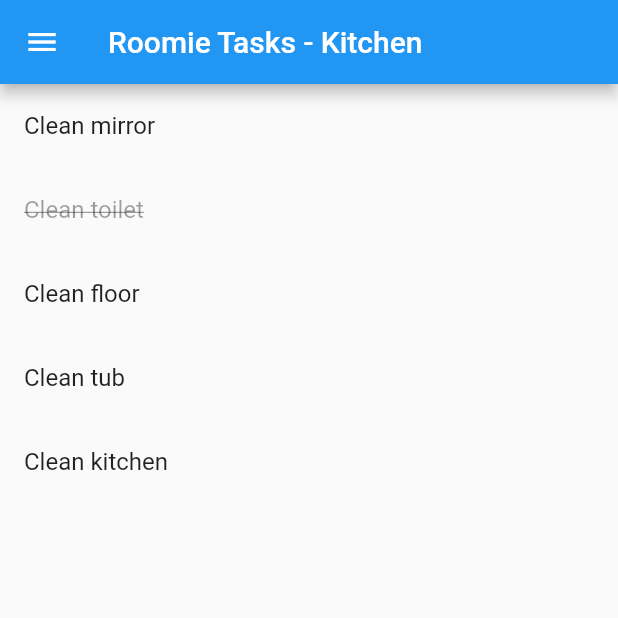
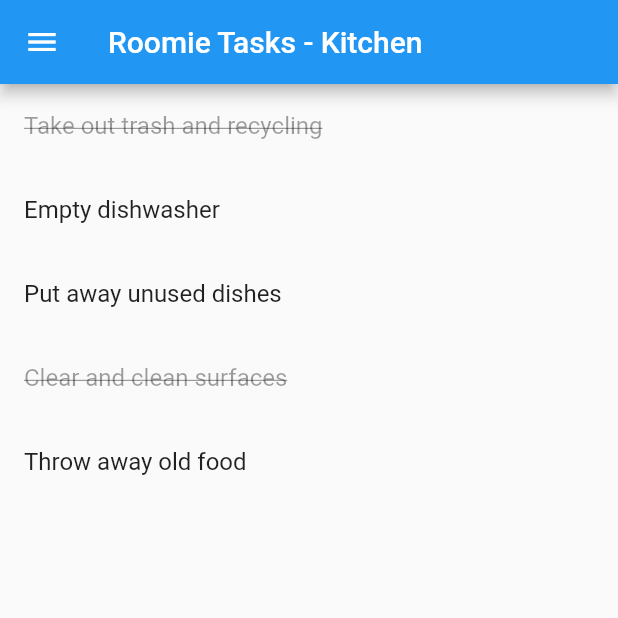
Before and after one commit to EdDT-Phi/rommies, a Flutter app: the screen it shows after launch, on a phone screen of 412 x 824 dp, the top half of it. Run offline on Flutter 3.47's test engine with Material 2 defaults, Android fonts, the phone set to English and light mode, and no system bars; our stand-ins replace firebase_database; accounts and stored records are empty.

Commit message:
Basic Firebase support, refactor to use tasks with subtasks

```diff
--- a/lib/main.dart
+++ b/lib/main.dart
@@ -1,8 +1,15 @@
 import 'package:flutter/material.dart';
+import 'package:firebase_database/firebase_database.dart';
 
 void main() => runApp(MyApp());
 
-const roomies =
+final roomies = [
+  'Tom',
+  'Carmina',
+  'Eddie',
+];
+
+const roomieImg =
     'https://wanderlustbecomingatraveler.files.wordpress.com/2015/12/roommates.jpg';
 
 class MyApp extends StatelessWidget {
@@ -22,25 +29,24 @@ class MyHomePage extends StatefulWidget {
 }
 
 class _MyHomePageState extends State<MyHomePage> {
-  TaskListCategory selectedCategory = TaskListCategory.kitchen;
+  Task selectedTask = superTask.subtasks[0];
 
   @override
   Widget build(BuildContext context) => Scaffold(
         drawer: MyDrawer(
-      onCategorySelected: (option) =>
-          setState(() => selectedCategory = option),
+          onTaskSelected: (task) => setState(() => selectedTask = task),
         ),
         appBar: AppBar(
-      title: Text('Roomie Tasks - ${selectedCategory.title}'),
+          title: Text('Roomie Tasks - ${selectedTask.text}'),
         ),
-    body: TasksListWidget(taskCategory: selectedCategory),
+        body: TasksListWidget(task: selectedTask),
       );
 }
 
 class MyDrawer extends StatelessWidget {
-  final void Function(TaskListCategory) onCategorySelected;
+  final void Function(Task) onTaskSelected;
 
-  MyDrawer({this.onCategorySelected});
+  MyDrawer({this.onTaskSelected});
 
   @override
   Widget build(BuildContext context) => Drawer(
@@ -49,118 +55,126 @@ class MyDrawer extends StatelessWidget {
           padding: EdgeInsets.zero,
           children: [
             DrawerHeader(
-          child: Image.network(roomies),
+              child: Image.network(roomieImg),
             )
-      ]..addAll(TaskListCategory.allCategories.map(
-            (category) => ListTile(
-          title: Text(category.title),
-          onTap: () => onCategorySelected(category),
+          ]..addAll(superTask.subtasks.map(
+              (task) => ListTile(
+                title: Text(task.text),
+                onTap: () {
+                  onTaskSelected(task);
+                  Navigator.of(context).pop();
+                },
               ),
             )),
         ),
       );
 }
 
-class TasksListWidget extends StatefulWidget {
-  final TaskListCategory taskCategory;
-
-  const TasksListWidget({this.taskCategory});
-
-  @override
-  _TasksListWidgetState createState() => _TasksListWidgetState();
-}
-
 final doneStyle =
     TextStyle(color: Colors.black38, decoration: TextDecoration.lineThrough);
 
-class _TasksListWidgetState extends State<TasksListWidget> {
-  Future<TaskList> tasks;
+class TasksListWidget extends StatelessWidget {
+  final Task task;
+
+  const TasksListWidget({this.task});
 
   @override
-  void initState() {
-    tasks = TaskListProvider.tasksForCategory(widget.taskCategory.id);
+  Widget build(BuildContext context) => ListView.builder(
+    itemCount: task.subtasks.length,
+        itemBuilder: (context, idx) {
+          final doneTask = idx % 3 == 0;
+          final subTask = task.subtasks[idx];
 
-    super.initState();
-  }
-
-  @override
-  Widget build(BuildContext context) => FutureBuilder<TaskList>(
-    future: tasks,
-    builder: (context, snapshot) {
-      if (snapshot.hasError) {
-        return Text(snapshot.error);
-      }
-
-      if (!snapshot.hasData) {
-        return CircularProgressIndicator();
-      }
-
-      return ListView.builder(
-        itemBuilder: (context, idx) {
-          if (idx >= snapshot.data.tasks.length) return null;
-          final task = snapshot.data.tasks[idx];
           return ListTile(
-            onTap: () {},
             title: Text(
-              task.text,
-              style: task.done ? doneStyle : null,
+              subTask.text,
+              style: doneTask ? doneStyle : null,
             ),
-          );
+            onTap: () {
+              final now = DateTime.now();
+              FirebaseDatabase.instance
+                  .reference()
+                  .child('tasks')
+                  .child('${now.millisecondsSinceEpoch}')
+                  .set(DoneTask(
+                    taskId: subTask.id,
+                    doneTimestamp: now.millisecondsSinceEpoch,
+                    doneBy: 'Eddie',
+                  ).toMap());
             },
           );
         },
       );
 }
 
-class TaskListCategory {
-  final String id;
-  final String title;
+class DoneTask {
+  final String taskId;
+  final int doneTimestamp;
+  final String doneBy;
 
-  static const kitchen = TaskListCategory(
-    id: 'kitchen',
-    title: 'Kitchen',
-  );
+  DoneTask({
+    @required this.doneTimestamp,
+    @required this.doneBy,
+    @required this.taskId,
+  });
 
-  static const bathroom = TaskListCategory(
-    id: 'bathroom',
-    title: 'Bathroom',
-  );
-
-  static const living_area = TaskListCategory(
-    id: 'living_area',
-    title: 'Living Area',
-  );
-
-  static const allCategories = [kitchen, bathroom, living_area];
-
-  const TaskListCategory({this.id, this.title});
-}
-
-class TaskList {
-  final List<Task> tasks;
-  final TaskListCategory category;
-
-  TaskList({this.tasks, this.category});
+  Map<String, String> toMap() => {
+        'taskId': '$taskId',
+        'doneTimestamp': '$doneTimestamp',
+        'doneBy': '$doneBy',
+      };
 }
 
 class Task {
-  final bool done;
   final String text;
-  final String taskId;
-  final String description;
 
-  Task({this.taskId, this.description, this.done, this.text});
+  // All subtasks are assigned to the same person, if any;
+  final List<Task> subtasks;
+  final int assignedOffset;
+
+  const Task({
+    @required this.text,
+    this.assignedOffset = -1,
+    this.subtasks = const [],
+  });
+
+  String get id => text.toLowerCase().replaceAll(' ', '_');
 }
 
-class TaskListProvider {
-  static Future<TaskList> tasksForCategory(String taskCategory) async =>
-      TaskList(
-        tasks: [
-          Task(done: false, text: "Clean mirror"),
-          Task(done: true, text: "Clean toilet"),
-          Task(done: false, text: "Clean floor"),
-          Task(done: false, text: "Clean tub"),
-          Task(done: false, text: "Clean $taskCategory"),
+const superTask = const Task(
+  text: 'All',
+  subtasks: [
+    Task(
+      text: 'Kitchen',
+      assignedOffset: 0,
+      subtasks: [
+        Task(text: 'Take out trash and recycling'),
+        Task(text: 'Empty dishwasher'),
+        Task(text: 'Put away unused dishes'),
+        Task(text: 'Clear and clean surfaces'),
+        Task(text: 'Throw away old food'),
+      ],
+    ),
+    Task(
+      text: 'Bathroom',
+      assignedOffset: 1,
+      subtasks: [
+        Task(text: 'Take out trash'),
+        Task(text: 'Wipe surfaces'),
+        Task(text: 'Wipe mirror'),
+        Task(text: 'Wipe faucet'),
+        Task(text: 'Vacuum and mop floor'),
+        Task(text: 'Clean the toilet'),
+      ],
+    ),
+    Task(
+      text: 'Living Area',
+      assignedOffset: 2,
+      subtasks: [
+        Task(text: 'Fold up blankets'),
+        Task(text: 'Pick up pillows'),
+        Task(text: 'Clean floor'),
+      ],
+    ),
   ],
 );
-}
--- a/pubspec.yaml
+++ b/pubspec.yaml
@@ -30,7 +30,7 @@ dependencies:
   # Add the dependencies for any other Firebase products you want to use in your app
   # For example, to use Firebase Authentication and Cloud Firestore
   firebase_auth: ^0.14.0+5
-  cloud_firestore: ^0.12.9+5
+  firebase_database: 3.1.5
 
 
   # The following adds the Cupertino Icons font to your application.
```
Also changed, not shown: pubspec.lock, 4 other files. Lines whose indentation alone changed are shown as unchanged.
